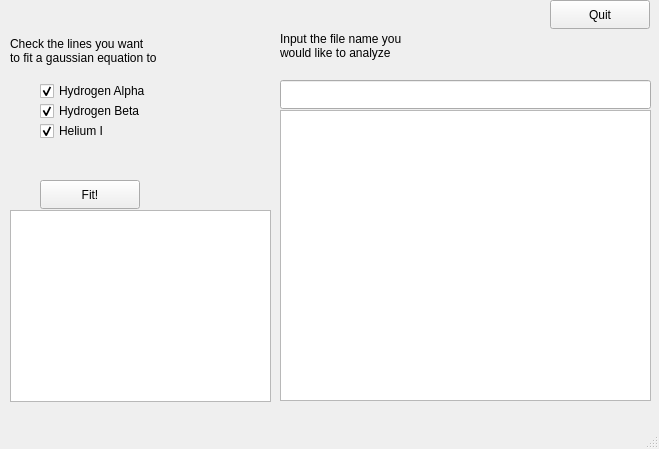
tboudreaux/PHY-2002, file GaussianFitter.ui: the form before one commit.
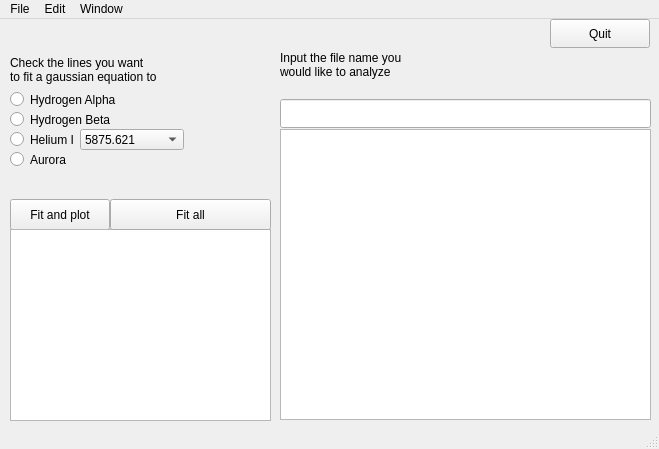
The form after the commit.

Commit message: fixing gaussian fit

```diff
--- a/GaussianFitter.ui
+++ b/GaussianFitter.ui
@@ -78,65 +78,17 @@
    <string>MainWindow</string>
   </property>
   <widget class="QWidget" name="centralwidget">
-   <widget class="QCheckBox" name="HydrogenA">
-    <property name="geometry">
-     <rect>
-      <x>40</x>
-      <y>80</y>
-      <width>141</width>
-      <height>22</height>
-     </rect>
-    </property>
-    <property name="text">
-     <string>Hydrogen Alpha</string>
-    </property>
-    <property name="checked">
-     <bool>true</bool>
-    </property>
-   </widget>
-   <widget class="QCheckBox" name="HydrogenB">
-    <property name="geometry">
-     <rect>
-      <x>40</x>
-      <y>100</y>
-      <width>141</width>
-      <height>22</height>
-     </rect>
-    </property>
-    <property name="text">
-     <string>Hydrogen Beta</string>
-    </property>
-    <property name="checked">
-     <bool>true</bool>
-    </property>
-   </widget>
-   <widget class="QCheckBox" name="HeliumA">
-    <property name="geometry">
-     <rect>
-      <x>40</x>
-      <y>120</y>
-      <width>141</width>
-      <height>22</height>
-     </rect>
-    </property>
-    <property name="text">
-     <string>Helium I</string>
-    </property>
-    <property name="checked">
-     <bool>true</bool>
-    </property>
-   </widget>
    <widget class="QPushButton" name="pushButton">
     <property name="geometry">
      <rect>
-      <x>40</x>
+      <x>10</x>
       <y>180</y>
       <width>100</width>
-      <height>29</height>
+      <height>31</height>
      </rect>
     </property>
     <property name="text">
-     <string>Fit!</string>
+     <string>Fit and plot</string>
     </property>
    </widget>
    <widget class="QLabel" name="label">
@@ -210,6 +162,124 @@
      </rect>
     </property>
    </widget>
+   <widget class="QRadioButton" name="HydrogenA">
+    <property name="geometry">
+     <rect>
+      <x>10</x>
+      <y>70</y>
+      <width>131</width>
+      <height>21</height>
+     </rect>
+    </property>
+    <property name="toolTip">
+     <string>Fits the Hydrogen Alpha line</string>
+    </property>
+    <property name="text">
+     <string>Hydrogen Alpha</string>
+    </property>
+   </widget>
+   <widget class="QRadioButton" name="HydrogenB">
+    <property name="geometry">
+     <rect>
+      <x>10</x>
+      <y>90</y>
+      <width>121</width>
+      <height>21</height>
+     </rect>
+    </property>
+    <property name="toolTip">
+     <string>Fits the Hydrogen Beta line</string>
+    </property>
+    <property name="text">
+     <string>Hydrogen Beta</string>
+    </property>
+   </widget>
+   <widget class="QRadioButton" name="HeliumA">
+    <property name="geometry">
+     <rect>
+      <x>10</x>
+      <y>110</y>
+      <width>97</width>
+      <height>21</height>
+     </rect>
+    </property>
+    <property name="toolTip">
+     <string>Fits Helium line</string>
+    </property>
+    <property name="text">
+     <string>Helium I</string>
+    </property>
+   </widget>
+   <widget class="QComboBox" name="comboBox">
+    <property name="geometry">
+     <rect>
+      <x>80</x>
+      <y>110</y>
+      <width>104</width>
+      <height>21</height>
+     </rect>
+    </property>
+    <property name="toolTip">
+     <string>Choose Helium line</string>
+    </property>
+    <item>
+     <property name="text">
+      <string>5875.621</string>
+     </property>
+    </item>
+    <item>
+     <property name="text">
+      <string>4685.9179</string>
+     </property>
+    </item>
+    <item>
+     <property name="text">
+      <string>4921.931</string>
+     </property>
+    </item>
+    <item>
+     <property name="text">
+      <string>5015.6779</string>
+     </property>
+    </item>
+    <item>
+     <property name="text">
+      <string>Fit all (will not return plot)</string>
+     </property>
+    </item>
+   </widget>
+   <widget class="QRadioButton" name="aurora">
+    <property name="geometry">
+     <rect>
+      <x>10</x>
+      <y>130</y>
+      <width>97</width>
+      <height>21</height>
+     </rect>
+    </property>
+    <property name="toolTip">
+     <string>Checks the Aurora line</string>
+    </property>
+    <property name="text">
+     <string>Aurora</string>
+    </property>
+   </widget>
+   <widget class="QPushButton" name="fitall_2">
+    <property name="geometry">
+     <rect>
+      <x>110</x>
+      <y>180</y>
+      <width>161</width>
+      <height>31</height>
+     </rect>
+    </property>
+    <property name="toolTip">
+     <string>Fits all lines and returns an averaged velocity</string>
+    </property>
+    <property name="text">
+     <string>Fit all</string>
+    </property>
+   </widget>
   </widget>
   <widget class="QMenuBar" name="menubar">
    <property name="geometry">
@@ -217,9 +287,27 @@
      <x>0</x>
      <y>0</y>
      <width>659</width>
-     <height>23</height>
+     <height>22</height>
     </rect>
    </property>
+   <widget class="QMenu" name="menuFile">
+    <property name="title">
+     <string>File</string>
+    </property>
+   </widget>
+   <widget class="QMenu" name="menuEdit">
+    <property name="title">
+     <string>Edit</string>
+    </property>
+   </widget>
+   <widget class="QMenu" name="menuWindow">
+    <property name="title">
+     <string>Window</string>
+    </property>
+   </widget>
+   <addaction name="menuFile"/>
+   <addaction name="menuEdit"/>
+   <addaction name="menuWindow"/>
   </widget>
   <widget class="QStatusBar" name="statusbar"/>
  </widget>
```
Left out of the diff: 10 changed lines with no effect on the pictures. The commit also changes 4 other files.
